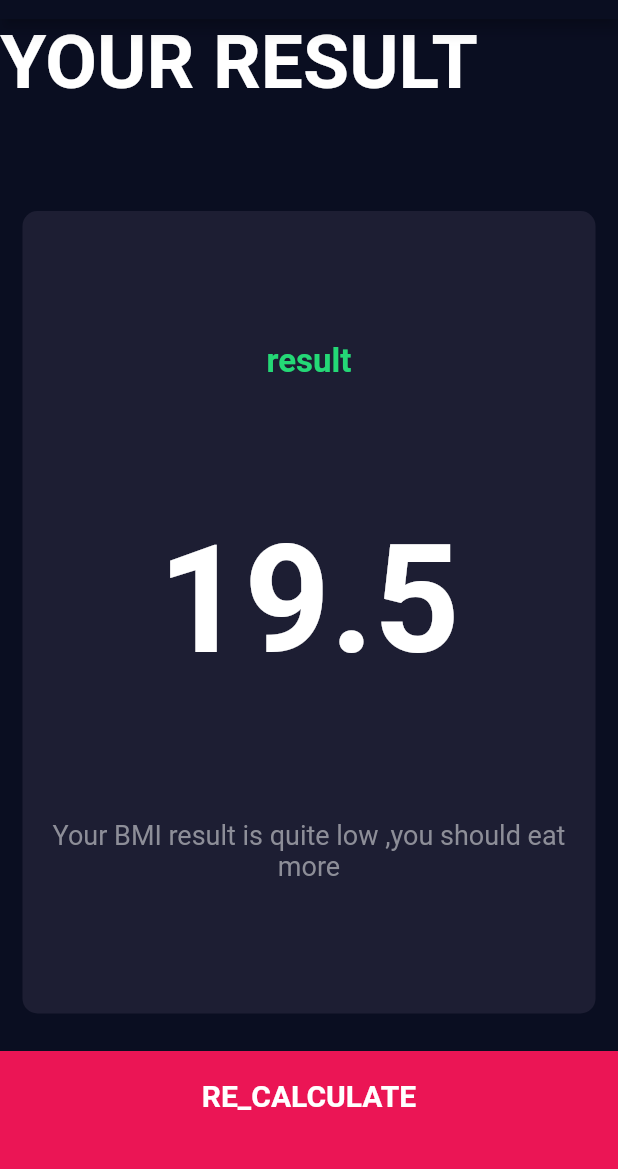
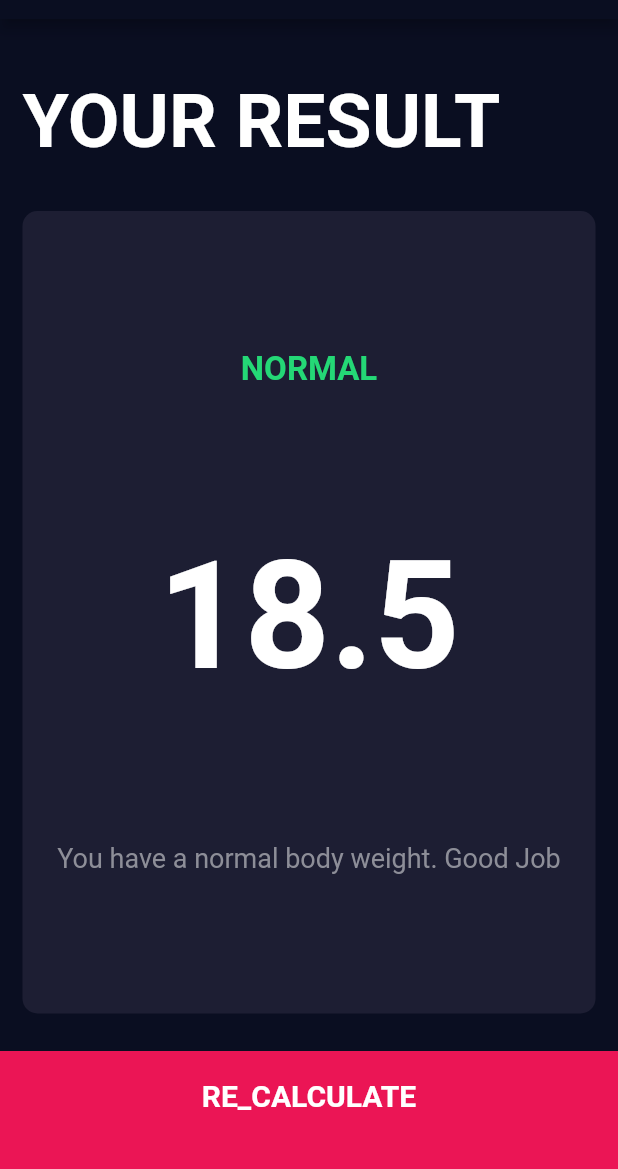
Before and after one commit to hshehabu/flutter-bmi-calculator, a Flutter app: the screen it shows after launch, after a tap on "CALCULATE YOUR BMI", on a phone screen of 412 x 824 dp, the part 65-1234 px from its top. Run offline on Flutter 3.47's test engine with Material 2 defaults, Android fonts, the phone set to English and light mode, and no system bars; our stand-ins replace font_awesome_flutter.

Commit message:
results page and finallized code

```diff
--- /dev/null
+++ b/lib/calculator_brain.dart
@@ -0,0 +1,34 @@
+import 'dart:math';
+
+class CalculatorBrain{
+  CalculatorBrain({required this.height , required this.weight});
+
+  final int height;
+  final int weight;
+
+  double _bmi = 0;
+
+  String calculateBMI(){
+    _bmi = weight / pow(height / 100 , 2);
+    return _bmi.toStringAsFixed(1);
+  }
+  String getResult(){
+    if (_bmi >= 25){
+      return 'overweight';
+    }
+    else if(_bmi >= 18.5) {
+      return 'normal';
+    }
+    return 'underweight';
+  }
+  String getInterpretation(){
+    if (_bmi >= 25){
+      return 'You have a higher than normal body weight. Try to exercise more.';
+    }
+    else if(_bmi >= 18.5) {
+      return 'You have a normal body weight. Good Job';
+    }
+    return 'You have a lower than normal body weight. You nee to eat more bro';
+  }
+
+}
--- a/lib/bottom_container.dart
+++ b/lib/components/bottom_container.dart
@@ -1,6 +1,6 @@
 import 'package:flutter/material.dart';
 
-import 'constants.dart';
+import '../constants.dart';
 
 class BottomContainer extends StatelessWidget {
   const BottomContainer({super.key, required this.text, this.onTap});
--- a/lib/icon_content.dart
+++ b/lib/components/icon_content.dart
@@ -1,5 +1,5 @@
 import 'package:flutter/material.dart';
-import 'constants.dart';
+import '../constants.dart';
 
 class IconContent extends StatelessWidget {
   final IconData icon;
--- a/lib/main.dart
+++ b/lib/main.dart
@@ -1,5 +1,5 @@
 import 'package:flutter/material.dart';
-import 'input_page.dart';
+import 'screens/input_page.dart';
 
 void main() => runApp(const BMICalculator());
 
--- a/lib/input_page.dart
+++ b/lib/screens/input_page.dart
@@ -1,11 +1,12 @@
 import 'package:flutter/material.dart';
-import 'package:flutter_bmi_calculator/results_page.dart';
+import 'package:flutter_bmi_calculator/screens/results_page.dart';
 import 'package:font_awesome_flutter/font_awesome_flutter.dart';
-import 'bottom_container.dart';
-import 'reusable_card.dart';
-import 'icon_content.dart';
-import 'constants.dart';
-import 'round_icon_button.dart';
+import '../components/bottom_container.dart';
+import 'package:flutter_bmi_calculator/components/reusable_card.dart';
+import 'package:flutter_bmi_calculator/components/icon_content.dart';
+import 'package:flutter_bmi_calculator/constants.dart';
+import 'package:flutter_bmi_calculator/components/round_icon_button.dart';
+import 'package:flutter_bmi_calculator/calculator_brain.dart';
 
 enum Gender { male, female }
 
@@ -217,10 +218,17 @@ class _InputPageState extends State<InputPage> {
             ),
             BottomContainer(
               onTap: () {
+                CalculatorBrain calculator =
+                    CalculatorBrain(height: height, weight: weight);
+
                 Navigator.push(
                   context,
                   MaterialPageRoute(
-                    builder: (context) => const ResultsPage(),
+                    builder: (context) => ResultsPage(
+                      bmi: calculator.calculateBMI(),
+                      result: calculator.getResult(),
+                      interpretation: calculator.getInterpretation(),
+                    ),
                   ),
                 );
               },
--- a/lib/results_page.dart
+++ b/lib/screens/results_page.dart
@@ -1,12 +1,14 @@
 import 'package:flutter/material.dart';
 import 'package:flutter_bmi_calculator/constants.dart';
-import 'package:flutter_bmi_calculator/reusable_card.dart';
+import 'package:flutter_bmi_calculator/components/reusable_card.dart';
 
-import 'bottom_container.dart';
+import '../components/bottom_container.dart';
 
 class ResultsPage extends StatelessWidget {
-  const ResultsPage({super.key});
-
+  const ResultsPage({super.key, required this.bmi, required this.result, required this.interpretation});
+ final String bmi;
+ final String result;
+ final String interpretation;
   @override
   Widget build(BuildContext context) {
     return Scaffold(
@@ -17,10 +19,14 @@ class ResultsPage extends StatelessWidget {
           mainAxisAlignment: MainAxisAlignment.spaceEvenly,
           crossAxisAlignment: CrossAxisAlignment.stretch,
           children: [
-            const Expanded(
-              child: Text(
-                'YOUR RESULT',
-                style: kTitleTextStyle,
+             Expanded(
+              child: Container(
+                padding: const EdgeInsets.all(15.0),
+                alignment: Alignment.bottomLeft,
+                child: const Text(
+                  'YOUR RESULT',
+                  style: kTitleTextStyle,
+                ),
               ),
             ),
             Expanded(
@@ -30,17 +36,21 @@ class ResultsPage extends StatelessWidget {
                   cardChild: Column(
                     mainAxisAlignment: MainAxisAlignment.spaceEvenly,
                     crossAxisAlignment: CrossAxisAlignment.center,
-                    children: const [
+                    children:  [
                       Text(
-                        'result',
-                        style: kResultTextStyle,
+                        result.toUpperCase(),
+                        style: TextStyle(
+                            color: result == 'overweight' || result == 'underweight' ? Colors.redAccent : const Color(0xFF24D876) ,
+                            fontSize: 22.0,
+                            fontWeight: FontWeight.bold
+                        ),
                       ),
                       Text(
-                        '19.5',
+                        bmi,
                         style: kBMIText,
                       ),
                       Text(
-                        'Your BMI result is quite low ,you should eat more',
+                        interpretation,
                         style: kLabelStyle,
                         textAlign: TextAlign.center,
                       )
@@ -49,6 +59,7 @@ class ResultsPage extends StatelessWidget {
                 )),
              BottomContainer(
               onTap: (){
+                Navigator.pop(context);
               },
               text: 'RE_CALCULATE',
             )
```
Also changed, not shown: lib/components/reusable_card.dart (renamed from lib/reusable_card.dart), lib/components/round_icon_button.dart (renamed from lib/round_icon_button.dart).
